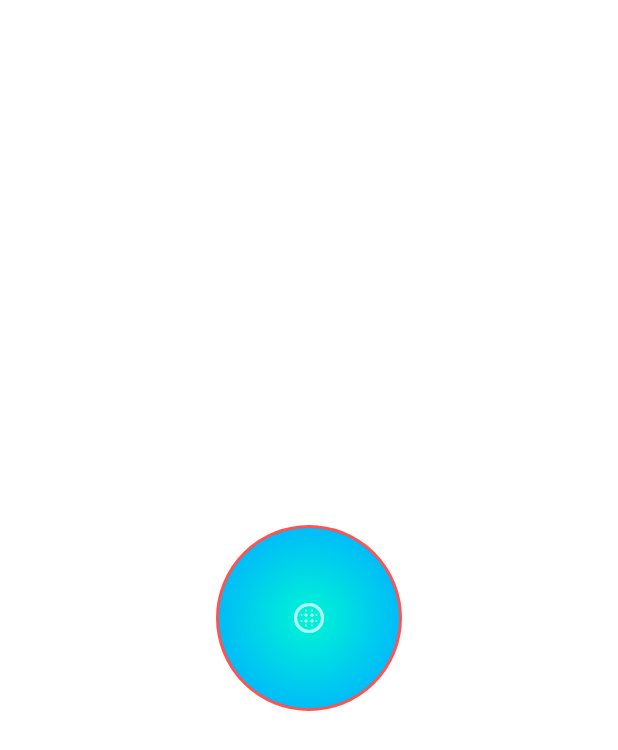
After one commit to zeusinfra/NEXUS, a Flutter app: the screen it shows after launch, after a tap on the "blur circular" icon, on a phone screen of 412 x 824 dp. The commit adds this screen. Shown: the top 750 px of the screen. Run offline on Flutter 3.47's test engine with Material 3 defaults, Android fonts, the phone set to English and light mode, and no system bars; our stand-ins replace flutter_riverpod, flutter_tts, google_fonts, shared_preferences, speech_to_text; missing offline and left inert: flutter_acrylic, window_manager; network calls fail; project files that could hold a hidden picture were left out.

Commit message:
feat: implement PR1-PR4 foundations (queue/ack, chat history, stt/tts, rust allowlist telemetry)

```diff
--- /dev/null
+++ b/zeus_extension/lib/domain/bubble_state.dart
@@ -0,0 +1,6 @@
+enum BubbleState {
+  idle,
+  listening,
+  thinking,
+  speaking,
+}
--- /dev/null
+++ b/zeus_extension/lib/domain/zeus_config.dart
@@ -0,0 +1,28 @@
+class ZeusConfig {
+  ZeusConfig({
+    required this.wsUrl,
+    required this.httpUrl,
+    this.token,
+  });
+
+  final String wsUrl;
+  final String httpUrl;
+  final String? token;
+
+  static ZeusConfig defaults() => ZeusConfig(
+        wsUrl: 'ws://127.0.0.1:8000/ws',
+        httpUrl: 'http://127.0.0.1:8000/chat',
+      );
+
+  ZeusConfig copyWith({
+    String? wsUrl,
+    String? httpUrl,
+    String? token,
+  }) {
+    return ZeusConfig(
+      wsUrl: wsUrl ?? this.wsUrl,
+      httpUrl: httpUrl ?? this.httpUrl,
+      token: token ?? this.token,
+    );
+  }
+}
--- a/zeus_extension/lib/main.dart
+++ b/zeus_extension/lib/main.dart
@@ -1,45 +1,37 @@
+import 'dart:io';
+
 import 'package:flutter/material.dart';
+import 'package:flutter_acrylic/flutter_acrylic.dart';
 import 'package:flutter_riverpod/flutter_riverpod.dart';
-import 'package:google_fonts/google_fonts.dart';
-import 'presentation/screens/voice_conversation_screen.dart';
+import 'package:window_manager/window_manager.dart';
 
-void main() {
-  runApp(const ProviderScope(child: ZeusApp()));
+import 'presentation/overlay/zeus_bubble_app.dart';
+
+Future<void> main() async {
+  WidgetsFlutterBinding.ensureInitialized();
+
+  if (Platform.isLinux || Platform.isWindows || Platform.isMacOS) {
+    await Window.initialize();
+    await Window.setEffect(effect: WindowEffect.transparent);
+    await windowManager.ensureInitialized();
+    const options = WindowOptions(
+      size: Size(108, 108),
+      center: true,
+      backgroundColor: Colors.transparent,
+      skipTaskbar: false,
+      titleBarStyle: TitleBarStyle.hidden,
+      alwaysOnTop: true,
+    );
+
+    await windowManager.waitUntilReadyToShow(options, () async {
+      await windowManager.setAsFrameless();
+      await windowManager.setAlwaysOnTop(true);
+      await windowManager.setResizable(false);
+      await windowManager.setHasShadow(false);
+      await windowManager.show();
+      await windowManager.focus();
+    });
+  }
+
+  runApp(const ProviderScope(child: ZeusBubbleApp()));
 }
-
-class ZeusApp extends StatelessWidget {
-  const ZeusApp({super.key});
-
-  @override
-  Widget build(BuildContext context) {
-    return MaterialApp(
-      title: 'ZEUS Extension',
-      debugShowCheckedModeBanner: false,
-      theme: ThemeData(
-        brightness: Brightness.dark,
-        primaryColor: const Color(0xFF00FF41), // Matrix Green
-        scaffoldBackgroundColor: Colors.black,
-        textTheme: GoogleFonts.shareTechMonoTextTheme(ThemeData.dark().textTheme).apply(
-          bodyColor: const Color(0xFF00FF41),
-          displayColor: const Color(0xFF00FF41),
-        ),
-        colorScheme: const ColorScheme.dark(
-          primary: Color(0xFF00FF41),
-          secondary: Color(0xFF00F0FF),
-          surface: Color(0xFF0D0D0D),
-        ),
-        appBarTheme: const AppBarTheme(
-          backgroundColor: Colors.black,
-          elevation: 0,
-          titleTextStyle: TextStyle(
-            color: Color(0xFF00FF41),
-            fontSize: 20,
-            fontWeight: FontWeight.bold,
-            letterSpacing: 2,
-          ),
-        ),
-      ),
-      home: const VoiceConversationScreen(),
-    );
-  }
-}
--- /dev/null
+++ b/zeus_extension/lib/presentation/overlay/zeus_bubble_app.dart
@@ -0,0 +1,167 @@
+import 'package:flutter/material.dart';
+import 'package:flutter_riverpod/flutter_riverpod.dart';
+import 'package:flutter_tts/flutter_tts.dart';
+import 'package:speech_to_text/speech_to_text.dart';
+import 'package:window_manager/window_manager.dart';
+
+import '../../domain/bubble_state.dart';
+import '../../domain/zeus_config.dart';
+import '../../services/zeus_gateway_service.dart';
+import 'zeus_bubble_controller.dart';
+
+class ZeusBubbleApp extends StatelessWidget {
+  const ZeusBubbleApp({super.key});
+  @override
+  Widget build(BuildContext context) => MaterialApp(
+        debugShowCheckedModeBanner: false,
+        theme: ThemeData.dark(),
+        home: const ZeusBubbleOverlay(),
+      );
+}
+
+class ZeusBubbleOverlay extends ConsumerStatefulWidget {
+  const ZeusBubbleOverlay({super.key});
+  @override
+  ConsumerState<ZeusBubbleOverlay> createState() => _State();
+}
+
+class _State extends ConsumerState<ZeusBubbleOverlay> {
+  final _stt = SpeechToText();
+  final _tts = FlutterTts();
+
+  @override
+  Widget build(BuildContext context) {
+    final state = ref.watch(bubbleStateProvider);
+    final conn = ref.watch(connectionStateProvider);
+    return Scaffold(
+      backgroundColor: Colors.transparent,
+      body: Center(
+        child: GestureDetector(
+          onPanStart: (_) => windowManager.startDragging(),
+          onTap: _startVoice,
+          onDoubleTap: () => _showChatPanel(context),
+          onSecondaryTapDown: (_) => _showMenu(context),
+          child: AnimatedContainer(
+            duration: const Duration(milliseconds: 280),
+            width: _size(state),
+            height: _size(state),
+            decoration: BoxDecoration(
+              shape: BoxShape.circle,
+              gradient: RadialGradient(colors: _colors(state)),
+              border: Border.all(color: _connColor(conn), width: 2),
+            ),
+            child: const Icon(Icons.blur_circular, color: Colors.white70),
+          ),
+        ),
+      ),
+    );
+  }
+
+  Future<void> _startVoice() async {
+    await ref.read(bubbleStateProvider.notifier).activateListening();
+    final ready = await _stt.initialize();
+    if (!ready) return;
+    await _stt.listen(onResult: (r) async {
+      if (r.finalResult && r.recognizedWords.isNotEmpty) {
+        await ref.read(bubbleStateProvider.notifier).sendText(r.recognizedWords);
+      }
+    });
+  }
+
+  Future<void> _showMenu(BuildContext context) async {
+    await showModalBottomSheet<void>(
+      context: context,
+      builder: (_) => SafeArea(
+        child: Wrap(children: [
+          ListTile(
+            title: const Text('Configurar endpoint/token'),
+            onTap: () {
+              Navigator.pop(context);
+              _showConfigDialog(context);
+            },
+          ),
+          ListTile(
+            title: const Text('Fechar bolha'),
+            onTap: () => windowManager.close(),
+          ),
+        ]),
+      ),
+    );
+  }
+
+  Future<void> _showConfigDialog(BuildContext context) async {
+    final cfg = ref.read(zeusConfigProvider);
+    final ws = TextEditingController(text: cfg.wsUrl);
+    final http = TextEditingController(text: cfg.httpUrl);
+    final token = TextEditingController(text: cfg.token ?? '');
+
+    await showDialog<void>(
+      context: context,
+      builder: (_) => AlertDialog(
+        title: const Text('Configuração ZEUS'),
+        content: Column(mainAxisSize: MainAxisSize.min, children: [
+          TextField(controller: ws, decoration: const InputDecoration(labelText: 'WS URL')),
+          TextField(controller: http, decoration: const InputDecoration(labelText: 'HTTP URL')),
+          TextField(controller: token, decoration: const InputDecoration(labelText: 'Token')),
+        ]),
+        actions: [
+          TextButton(onPressed: () => Navigator.pop(context), child: const Text('Cancelar')),
+          ElevatedButton(
+            onPressed: () async {
+              await ref.read(zeusConfigProvider.notifier).save(ZeusConfig(
+                    wsUrl: ws.text.trim(),
+                    httpUrl: http.text.trim(),
+                    token: token.text.trim().isEmpty ? null : token.text.trim(),
+                  ));
+              if (context.mounted) Navigator.pop(context);
+            },
+            child: const Text('Salvar'),
+          ),
+        ],
+      ),
+    );
+  }
+
+  Future<void> _showChatPanel(BuildContext context) async {
+    final input = TextEditingController();
+    await showDialog<void>(
+      context: context,
+      builder: (_) {
+        final history = ref.watch(chatHistoryProvider);
+        return AlertDialog(
+          title: const Text('ZEUS Chat'),
+          content: SizedBox(
+            width: 520,
+            child: Column(mainAxisSize: MainAxisSize.min, children: [
+              SizedBox(
+                height: 180,
+                child: ListView.builder(
+                  itemCount: history.length,
+                  itemBuilder: (_, i) => Text('[${history[i]['role']}] ${history[i]['content']}'),
+                ),
+              ),
+              TextField(controller: input),
+            ]),
+          ),
+          actions: [
+            TextButton(onPressed: () => Navigator.pop(context), child: const Text('Cancelar')),
+            ElevatedButton(
+              onPressed: () async {
+                await ref.read(bubbleStateProvider.notifier).sendText(input.text);
+                await _tts.speak('Mensagem enviada');
+                if (context.mounted) Navigator.pop(context);
+              },
+              child: const Text('Enviar'),
+            ),
+          ],
+        );
+      },
+    );
+  }
+
+  Color _connColor(ZeusConnectionState s) =>
+      s == ZeusConnectionState.connected ? Colors.greenAccent : s == ZeusConnectionState.connecting ? Colors.amberAccent : Colors.redAccent;
+  double _size(BubbleState s) => s == BubbleState.listening ? 124 : s == BubbleState.thinking ? 116 : s == BubbleState.speaking ? 130 : 108;
+  List<Color> _colors(BubbleState s) =>
+      s == BubbleState.listening ? [const Color(0xFF00F5D4), const Color(0xFF00BBF9)] : s == BubbleState.thinking ? [const Color(0xFF9B5DE5), const Color(0xFFF15BB5)] : s == BubbleState.speaking ? [const Color(0xFFFEE440), const Color(0xFFFB8500)] : [const Color(0xFF00FF99), const Color(0xFF0077FF)];
+}
--- /dev/null
+++ b/zeus_extension/lib/presentation/overlay/zeus_bubble_controller.dart
@@ -0,0 +1,132 @@
+import 'dart:async';
+
+import 'package:flutter_riverpod/flutter_riverpod.dart';
+import 'package:shared_preferences/shared_preferences.dart';
+
+import '../../domain/bubble_state.dart';
+import '../../domain/zeus_config.dart';
+import '../../services/zeus_gateway_service.dart';
+
+const _wsKey = 'zeus_ws_url';
+const _httpKey = 'zeus_http_url';
+const _tokenKey = 'zeus_auth_token';
+
+final zeusConfigProvider =
+    StateNotifierProvider<ZeusConfigController, ZeusConfig>((_) {
+  return ZeusConfigController()..load();
+});
+
+final zeusGatewayProvider = Provider<ZeusGatewayService>((ref) {
+  final config = ref.watch(zeusConfigProvider);
+  final service = ZeusGatewayService(
+    wsUrl: Uri.parse(config.wsUrl),
+    httpUrl: Uri.parse(config.httpUrl),
+    authToken: config.token,
+  );
+
+  ref.onDispose(service.dispose);
+  return service;
+});
+
+final connectionStateProvider =
+    StateProvider<ZeusConnectionState>((_) => ZeusConnectionState.disconnected);
+
+final chatHistoryProvider = StateProvider<List<Map<String, dynamic>>>((_) => const []);
+
+final bubbleStateProvider =
+    StateNotifierProvider<BubbleStateController, BubbleState>((ref) {
+  final controller = BubbleStateController(
+    ref.read(zeusGatewayProvider),
+    ref.read(connectionStateProvider.notifier),
+    ref.read(chatHistoryProvider.notifier),
+  );
+  ref.onDispose(controller.dispose);
+  return controller;
+});
+
+class ZeusConfigController extends StateNotifier<ZeusConfig> {
+  ZeusConfigController() : super(ZeusConfig.defaults());
+
+  Future<void> load() async {
+    final prefs = await SharedPreferences.getInstance();
+    state = ZeusConfig(
+      wsUrl: prefs.getString(_wsKey) ?? ZeusConfig.defaults().wsUrl,
+      httpUrl: prefs.getString(_httpKey) ?? ZeusConfig.defaults().httpUrl,
+      token: prefs.getString(_tokenKey),
+    );
+  }
+
+  Future<void> save(ZeusConfig config) async {
+    final prefs = await SharedPreferences.getInstance();
+    await prefs.setString(_wsKey, config.wsUrl);
+    await prefs.setString(_httpKey, config.httpUrl);
+    if (config.token == null || config.token!.isEmpty) {
+      await prefs.remove(_tokenKey);
+    } else {
+      await prefs.setString(_tokenKey, config.token!);
+    }
+    state = config;
+  }
+}
+
+class BubbleStateController extends StateNotifier<BubbleState> {
+  BubbleStateController(this._gateway, this._connectionStateNotifier, [this._historyState])
+      : super(BubbleState.idle) {
+    _init();
+  }
+
+  final ZeusGatewayService _gateway;
+  final StateController<ZeusConnectionState> _connectionStateNotifier;
+  final StateController<List<Map<String, dynamic>>>? _historyState;
+  StreamSubscription<ZeusEvent>? _eventSubscription;
+  StreamSubscription<ZeusConnectionState>? _connectionSubscription;
+
+  Future<void> _init() async {
+    _connectionStateNotifier.state = ZeusConnectionState.connecting;
+    await _gateway.connect();
+    _eventSubscription = _gateway.events.listen(_onEvent);
+    _connectionSubscription = _gateway.connectionState.listen((state) {
+      _connectionStateNotifier.state = state;
+    });
+    _gateway.history.listen((h) {
+      _historyState?.state = h;
+    });
+  }
+
+  Future<void> activateListening() async {
+    state = BubbleState.listening;
+    await _gateway.sendUserInput('__voice_start__');
+  }
+
+  Future<void> sendText(String text) async {
+    if (text.trim().isEmpty) return;
+    state = BubbleState.thinking;
+    await _gateway.sendUserInput(text);
+  }
+
+  void _onEvent(ZeusEvent event) {
+    switch (event.type) {
+      case 'thinking':
+        state = BubbleState.thinking;
+        break;
+      case 'speaking':
+        state = BubbleState.speaking;
+        break;
+      case 'listening':
+        state = BubbleState.listening;
+        break;
+      case 'idle':
+        state = BubbleState.idle;
+        break;
+      default:
+        break;
+    }
+  }
+
+  @override
+  void dispose() {
+    _eventSubscription?.cancel();
+    _connectionSubscription?.cancel();
+    super.dispose();
+  }
+}
--- /dev/null
+++ b/zeus_extension/lib/services/zeus_gateway_service.dart
@@ -0,0 +1,196 @@
+import 'dart:async';
+import 'dart:collection';
+import 'dart:convert';
+import 'dart:math';
+
+import 'package:http/http.dart' as http;
+import 'package:web_socket_channel/web_socket_channel.dart';
+
+enum ZeusConnectionState { disconnected, connecting, connected }
+
+class ZeusEvent {
+  ZeusEvent({
+    required this.type,
+    required this.payload,
+    required this.timestamp,
+    this.eventId,
+    this.ack = false,
+  });
+
+  final String type;
+  final Map<String, dynamic> payload;
+  final DateTime timestamp;
+  final String? eventId;
+  final bool ack;
+
+  factory ZeusEvent.fromJson(Map<String, dynamic> map) {
+    return ZeusEvent(
+      type: map['type']?.toString() ?? 'unknown',
+      payload: (map['payload'] as Map?)?.cast<String, dynamic>() ?? map,
+      timestamp: DateTime.tryParse(map['timestamp']?.toString() ?? '') ??
+          DateTime.now().toUtc(),
+      eventId: map['event_id']?.toString(),
+      ack: map['type']?.toString() == 'ack',
+    );
+  }
+}
+
+class ZeusGatewayService {
+  ZeusGatewayService({required this.wsUrl, required this.httpUrl, this.authToken});
+
+  final Uri wsUrl;
+  final Uri httpUrl;
+  final String? authToken;
+
+  final Queue<Map<String, dynamic>> _offlineQueue = Queue<Map<String, dynamic>>();
+  final Map<String, Completer<void>> _pendingAcks = {};
+
+  WebSocketChannel? _channel;
+  Timer? _reconnectTimer;
+  Timer? _heartbeatTimer;
+  bool _manualDisconnect = false;
+  int _reconnectAttempt = 0;
+
+  final StreamController<ZeusEvent> _eventsController = StreamController.broadcast();
+  final StreamController<ZeusConnectionState> _connectionController = StreamController.broadcast();
+  final StreamController<List<Map<String, dynamic>>> _historyController = StreamController.broadcast();
+  final List<Map<String, dynamic>> _history = [];
+
+  ZeusConnectionState _connectionState = ZeusConnectionState.disconnected;
+
+  Stream<ZeusEvent> get events => _eventsController.stream;
+  Stream<ZeusConnectionState> get connectionState => _connectionController.stream;
+  Stream<List<Map<String, dynamic>>> get history => _historyController.stream;
+
+  Future<void> connect() async {
+    _manualDisconnect = false;
+    await _openSocket();
+  }
+
+  Future<void> _openSocket() async {
+    _setConnectionState(ZeusConnectionState.connecting);
+    try {
+      final url = authToken == null
+          ? wsUrl
+          : wsUrl.replace(queryParameters: {...wsUrl.queryParameters, 'token': authToken});
+
+      _channel = WebSocketChannel.connect(url);
+      _setConnectionState(ZeusConnectionState.connected);
+      _reconnectAttempt = 0;
+      await _flushQueue();
+
+      _channel!.stream.listen((dynamic data) {
+        try {
+          final decoded = jsonDecode(data.toString()) as Map<String, dynamic>;
+          final event = ZeusEvent.fromJson(decoded);
+          _eventsController.add(event);
+          if (event.ack && event.eventId != null && _pendingAcks.containsKey(event.eventId)) {
+            _pendingAcks.remove(event.eventId)?.complete();
+          }
+          _appendHistory({'role': 'assistant', 'content': decoded.toString()});
+        } catch (_) {}
+      }, onDone: _handleSocketDrop, onError: (_) => _handleSocketDrop(), cancelOnError: true);
+
+      _startHeartbeat();
+    } catch (_) {
+      _handleSocketDrop();
+    }
+  }
+
+  void _handleSocketDrop() {
+    _heartbeatTimer?.cancel();
+    _channel = null;
+    _setConnectionState(ZeusConnectionState.disconnected);
+    if (_manualDisconnect) return;
+
+    _reconnectAttempt += 1;
+    final seconds = min(30, pow(2, _reconnectAttempt).toInt());
+    _reconnectTimer?.cancel();
+    _reconnectTimer = Timer(Duration(seconds: seconds), _openSocket);
+  }
+
+  void _startHeartbeat() {
+    _heartbeatTimer?.cancel();
+    _heartbeatTimer = Timer.periodic(const Duration(seconds: 20), (_) {
+      if (_channel != null) {
+        _channel!.sink.add(jsonEncode({
+          'version': '1.0',
+          'type': 'ping',
+          'timestamp': DateTime.now().toUtc().toIso8601String(),
+          'payload': const {},
+        }));
+      }
+    });
+  }
+
+  Future<void> sendUserInput(String text) async {
+    final eventId = '${DateTime.now().microsecondsSinceEpoch}';
+    final payload = {
+      'version': '1.0',
+      'event_id': eventId,
+      'timestamp': DateTime.now().toUtc().toIso8601String(),
+      'source': 'zeus_bubble_linux',
+      'type': 'user_input',
+      'payload': {'text': text},
+    };
+
+    _appendHistory({'role': 'user', 'content': text});
+    if (_channel != null && _connectionState == ZeusConnectionState.connected) {
+      _channel!.sink.add(jsonEncode(payload));
+      final c = Completer<void>();
+      _pendingAcks[eventId] = c;
+      try {
+        await c.future.timeout(const Duration(seconds: 5));
+      } catch (_) {
+        _offlineQueue.add(payload);
+      }
+      return;
+    }
+
+    _offlineQueue.add(payload);
+    await _tryHttpFallback(payload);
+  }
+
+  Future<void> _flushQueue() async {
+    while (_offlineQueue.isNotEmpty && _channel != null) {
+      final item = _offlineQueue.removeFirst();
+      _channel!.sink.add(jsonEncode(item));
+    }
+  }
+
+  Future<void> _tryHttpFallback(Map<String, dynamic> payload) async {
+    try {
+      await http
+          .post(
+            httpUrl,
+            headers: {
+              'Content-Type': 'application/json',
+              if (authToken != null) 'Authorization': 'Bearer $authToken',
+            },
+            body: jsonEncode(payload),
+          )
+          .timeout(const Duration(seconds: 10));
+    } catch (_) {}
+  }
+
+  void _appendHistory(Map<String, dynamic> msg) {
+    _history.add(msg);
+    if (_history.length > 100) _history.removeAt(0);
+    _historyController.add(List.unmodifiable(_history));
+  }
+
+  void _setConnectionState(ZeusConnectionState state) {
+    _connectionState = state;
+    _connectionController.add(state);
+  }
+
+  Future<void> dispose() async {
+    _manualDisconnect = true;
+    _reconnectTimer?.cancel();
+    _heartbeatTimer?.cancel();
+    await _channel?.sink.close();
+    await _eventsController.close();
+    await _connectionController.close();
+    await _historyController.close();
+  }
+}
--- a/zeus_extension/pubspec.yaml
+++ b/zeus_extension/pubspec.yaml
@@ -22,6 +22,8 @@ dependencies:
   google_fonts: ^6.1.0
   glassmorphism_ui: ^0.3.0
   audioplayers: ^6.0.0
+  window_manager: ^0.4.3
+  flutter_acrylic: ^1.1.4
 
 dev_dependencies:
   flutter_test:
```
Also changed, not shown: 3 other files.
